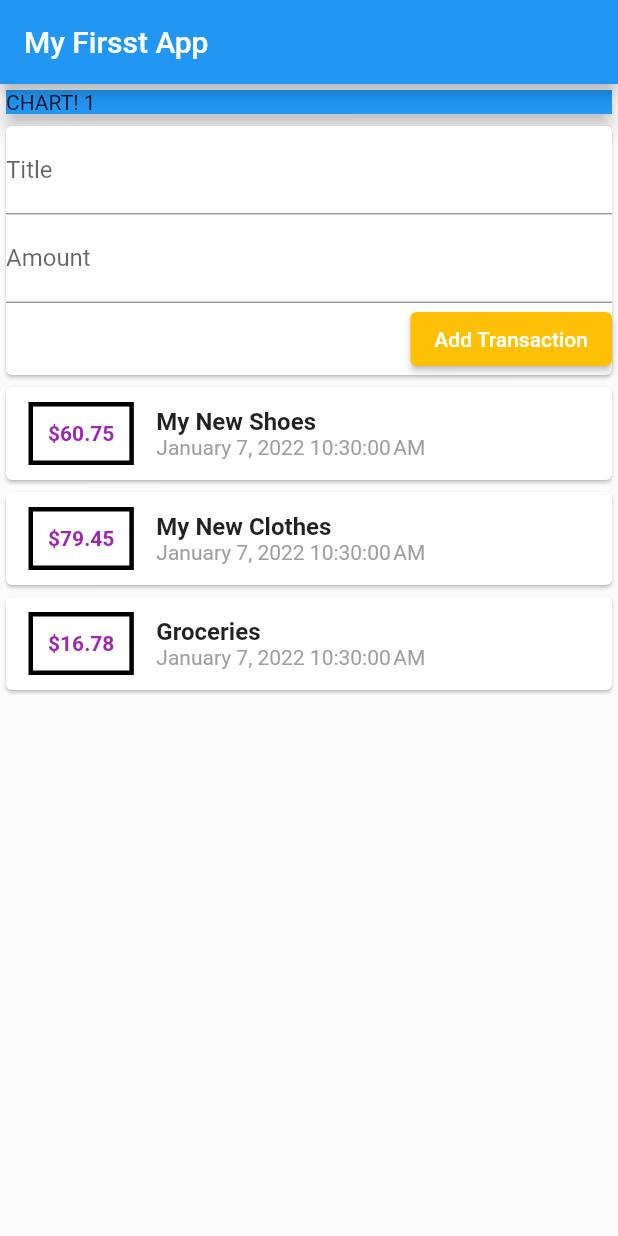
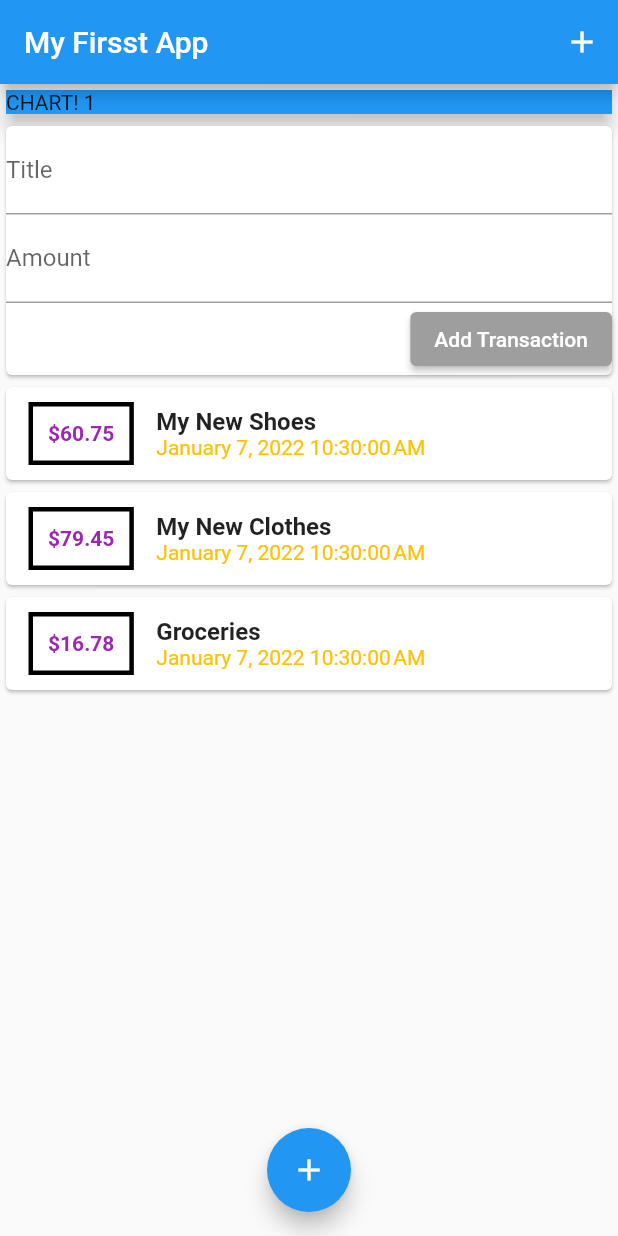
Before and after one commit to urvish-sojitra-seaflux/flutter_application_3, a Flutter app: the screen it shows after launch, on a phone screen of 412 x 824 dp. Run offline on Flutter 3.47's test engine with Material 2 defaults, Android fonts, the phone set to English and light mode, and no system bars.

Commit message:
add floating button and submit of data on pressed

```diff
--- a/lib/main.dart
+++ b/lib/main.dart
@@ -30,8 +30,15 @@ class MyHomePage extends StatelessWidget {
     return Scaffold(
       appBar: AppBar(
         title: const Text('My Firsst App'),
+        actions: <Widget>[
+          IconButton(
+            onPressed: () {},
+            icon: const Icon(Icons.add),
+          )
+        ],
       ),
-      body: Column(
+      body: SingleChildScrollView(
+        child: Column(
           mainAxisAlignment: MainAxisAlignment.start,
           crossAxisAlignment: CrossAxisAlignment.stretch,
           children: <Widget>[
@@ -47,6 +54,12 @@ class MyHomePage extends StatelessWidget {
             const UserTransaction(),
           ],
         ),
+      ),
+      floatingActionButtonLocation: FloatingActionButtonLocation.centerFloat,
+      floatingActionButton: FloatingActionButton(
+        child: const Icon(Icons.add),
+        onPressed: () {},
+      ),
     );
   }
 }
--- a/lib/widgets/new_transaction.dart
+++ b/lib/widgets/new_transaction.dart
@@ -1,5 +1,3 @@
-// ignore_for_file: avoid_unnecessary_containers, avoid_print
-
 import 'package:flutter/material.dart';
 
 class NewTransaction extends StatelessWidget {
@@ -9,28 +7,39 @@ class NewTransaction extends StatelessWidget {
   final amountController = TextEditingController();
 
   NewTransaction(this.addTx, {Key? key}) : super(key: key);
+  void submitData() {
+    final enteredTitle = titleController.text;
+    final enteredAmount = double.parse(amountController.text);
+
+    if (enteredTitle.isEmpty || enteredAmount <= 0) {
+      return;
+    }
+
+    addTx(titleController.text, double.parse(amountController.text));
+  }
 
   @override
   Widget build(BuildContext context) {
     return Card(
-      child: Container(
       child: Column(
         crossAxisAlignment: CrossAxisAlignment.end,
         children: <Widget>[
           TextField(
             decoration: const InputDecoration(labelText: 'Title'),
             controller: titleController,
+            onSubmitted: (_) => submitData,
           ),
           TextField(
             decoration: const InputDecoration(labelText: 'Amount'),
+            keyboardType: TextInputType.number,
             controller: amountController,
+            onSubmitted: (_) => submitData,
           ),
           ElevatedButton(
             style: ButtonStyle(
-                  backgroundColor: MaterialStateProperty.all(Colors.amber)),
+                backgroundColor: MaterialStateProperty.all(Colors.grey)),
             onPressed: () {
-                addTx(
-                    titleController.text, double.parse(amountController.text));
+              addTx(titleController.text, double.parse(amountController.text));
             },
             child: const Text(
               'Add Transaction',
@@ -38,9 +47,6 @@ class NewTransaction extends StatelessWidget {
           ),
         ],
       ),
-      ),
     );
   }
-
-  TextEditingController get newMethod => titleController;
 }
--- a/lib/widgets/transaction_list.dart
+++ b/lib/widgets/transaction_list.dart
@@ -5,16 +5,16 @@ import 'package:intl/intl.dart';
 import '../models/transaction.dart';
 
 class TransactionList extends StatelessWidget {
-  final List<Transaction> transaction;
+  final List<Transaction> transactions;
 
-  TransactionList(this.transaction);
+  TransactionList(this.transactions);
 
   @override
   Widget build(BuildContext context) {
     return Container(
         height: 300,
-        child: ListView(
-          children: transaction.map((tx) {
+        child: ListView.builder(
+            itemBuilder: (ctx, index) {
               return Card(
                 child: Row(
                   children: <Widget>[
@@ -26,7 +26,7 @@ class TransactionList extends StatelessWidget {
                       ),
                       padding: const EdgeInsets.all(10),
                       child: Text(
-                      '\$${tx.amount}',
+                        '\$${transactions[index].amount.toStringAsFixed(2)}',
                         style: const TextStyle(
                             fontWeight: FontWeight.bold,
                             fontSize: 14,
@@ -37,20 +37,20 @@ class TransactionList extends StatelessWidget {
                       crossAxisAlignment: CrossAxisAlignment.start,
                       children: [
                         Text(
-                        tx.title,
+                          transactions[index].title,
                           style: const TextStyle(
                               fontWeight: FontWeight.bold, fontSize: 16),
                         ),
                         Text(
-                        DateFormat().format(tx.date),
-                        style: const TextStyle(color: Colors.grey),
+                          DateFormat().format(transactions[index].date),
+                          style: const TextStyle(color: Colors.amber),
                         ),
                       ],
                     )
                   ],
                 ),
               );
-          }).toList(),
-        ));
+            },
+            itemCount: transactions.length));
   }
 }
```
Lines whose indentation alone changed are shown as unchanged.
